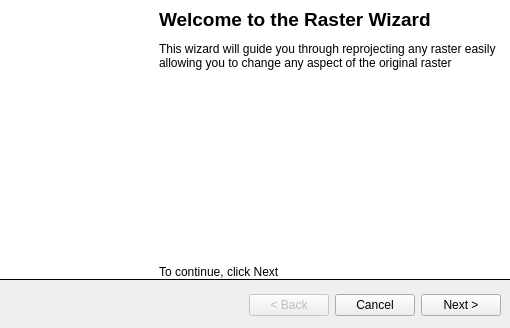
This is wizard.ui in stramel/drasterblaster as Qt 5 draws it before an edit. The edited form follows.
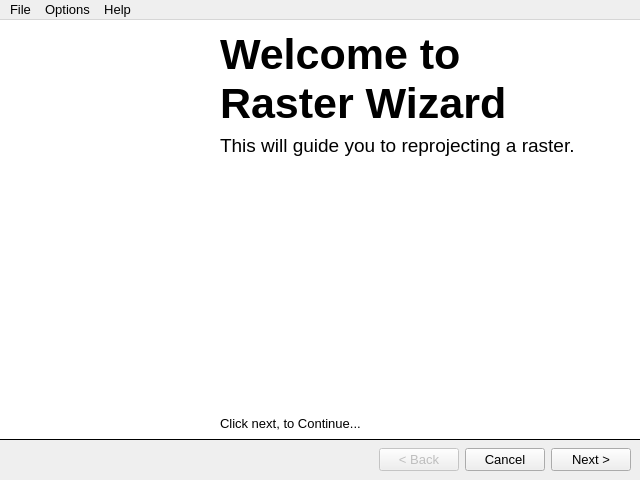
This is the edited form. Icons and pictures are not drawn.

```diff
--- a/wizard.ui
+++ b/wizard.ui
@@ -1,195 +1,280 @@
 <?xml version="1.0" encoding="UTF-8"?>
 <ui version="4.0">
  <class>Wizard</class>
- <widget class="QDialog" name="Wizard">
+ <widget class="QMainWindow" name="Wizard">
   <property name="geometry">
    <rect>
     <x>0</x>
     <y>0</y>
-    <width>510</width>
-    <height>328</height>
+    <width>640</width>
+    <height>480</height>
    </rect>
   </property>
   <property name="windowTitle">
    <string>Dialog</string>
   </property>
-  <widget class="QFrame" name="mainFrame">
-   <property name="enabled">
-    <bool>true</bool>
-   </property>
-   <property name="geometry">
-    <rect>
-     <x>-1</x>
-     <y>-1</y>
-     <width>511</width>
-     <height>281</height>
-    </rect>
-   </property>
-   <property name="styleSheet">
-    <string notr="true">background-color: #fff;</string>
-   </property>
-   <property name="frameShape">
-    <enum>QFrame::Panel</enum>
-   </property>
-   <property name="frameShadow">
-    <enum>QFrame::Plain</enum>
-   </property>
-   <widget class="QLabel" name="imgWizard">
+  <widget class="QWidget" name="centralwidget">
+   <widget class="QWidget" name="horizontalLayoutWidget">
     <property name="geometry">
      <rect>
-      <x>10</x>
-      <y>0</y>
-      <width>141</width>
-      <height>271</height>
+      <x>0</x>
+      <y>419</y>
+      <width>631</width>
+      <height>41</height>
      </rect>
     </property>
-    <property name="text">
-     <string/>
-    </property>
-    <property name="pixmap">
-     <pixmap resource="resources.qrc">:/Images/games-solve (1).png</pixmap>
-    </property>
-   </widget>
-   <widget class="QWidget" name="verticalLayoutWidget">
-    <property name="geometry">
-     <rect>
-      <x>160</x>
-      <y>-1</y>
-      <width>351</width>
-      <height>281</height>
-     </rect>
-    </property>
-    <layout class="QVBoxLayout" name="verticalLayout">
+    <layout class="QHBoxLayout" name="horizontalLayout">
      <item>
-      <spacer name="verticalSpacer_2">
+      <spacer name="horizontalSpacer">
        <property name="orientation">
-        <enum>Qt::Vertical</enum>
+        <enum>Qt::Horizontal</enum>
        </property>
-       <property name="sizeType">
-        <enum>QSizePolicy::Minimum</enum>
-       </property>
        <property name="sizeHint" stdset="0">
         <size>
-         <width>20</width>
-         <height>10</height>
+         <width>40</width>
+         <height>20</height>
         </size>
        </property>
       </spacer>
      </item>
      <item>
-      <widget class="QLabel" name="labelWelcome">
+      <widget class="QPushButton" name="btnBack">
+       <property name="enabled">
+        <bool>false</bool>
+       </property>
        <property name="font">
         <font>
-         <pointsize>14</pointsize>
-         <weight>75</weight>
-         <bold>true</bold>
+         <pointsize>10</pointsize>
         </font>
        </property>
        <property name="text">
-        <string>Welcome to the Raster Wizard</string>
+        <string>&lt; Back</string>
        </property>
-       <property name="wordWrap">
-        <bool>true</bool>
-       </property>
       </widget>
      </item>
      <item>
-      <spacer name="verticalSpacer_3">
-       <property name="orientation">
-        <enum>Qt::Vertical</enum>
+      <widget class="QPushButton" name="btnCancel">
+       <property name="font">
+        <font>
+         <pointsize>10</pointsize>
+        </font>
        </property>
-       <property name="sizeType">
-        <enum>QSizePolicy::Minimum</enum>
-       </property>
-       <property name="sizeHint" stdset="0">
-        <size>
-         <width>20</width>
-         <height>5</height>
-        </size>
-       </property>
-      </spacer>
-     </item>
-     <item>
-      <widget class="QLabel" name="labelDetails">
        <property name="text">
-        <string>This wizard will guide you through reprojecting any raster easily allowing you to change any aspect of the original raster</string>
+        <string>Cancel</string>
        </property>
-       <property name="wordWrap">
-        <bool>true</bool>
-       </property>
       </widget>
      </item>
      <item>
-      <spacer name="verticalSpacer">
-       <property name="orientation">
-        <enum>Qt::Vertical</enum>
+      <widget class="QPushButton" name="btnNext">
+       <property name="font">
+        <font>
+         <pointsize>10</pointsize>
+        </font>
        </property>
-       <property name="sizeHint" stdset="0">
-        <size>
-         <width>20</width>
-         <height>40</height>
-        </size>
-       </property>
-      </spacer>
-     </item>
-     <item>
-      <widget class="QLabel" name="labelContinue">
        <property name="text">
-        <string>To continue, click Next</string>
+        <string>Next &gt;</string>
        </property>
       </widget>
      </item>
     </layout>
    </widget>
+   <widget class="QStackedWidget" name="stackedWidget">
+    <property name="geometry">
+     <rect>
+      <x>-1</x>
+      <y>-1</y>
+      <width>642</width>
+      <height>421</height>
+     </rect>
+    </property>
+    <property name="styleSheet">
+     <string notr="true"/>
+    </property>
+    <property name="frameShape">
+     <enum>QFrame::Box</enum>
+    </property>
+    <property name="currentIndex">
+     <number>0</number>
+    </property>
+    <widget class="QWidget" name="WelcomeScreen">
+     <widget class="QLabel" name="label">
+      <property name="geometry">
+       <rect>
+        <x>40</x>
+        <y>10</y>
+        <width>131</width>
+        <height>401</height>
+       </rect>
+      </property>
+      <property name="text">
+       <string/>
+      </property>
+      <property name="pixmap">
+       <pixmap resource="resources.qrc">:/Images/wizard.png</pixmap>
+      </property>
+     </widget>
+     <widget class="QWidget" name="verticalLayoutWidget">
+      <property name="geometry">
+       <rect>
+        <x>220</x>
+        <y>10</y>
+        <width>421</width>
+        <height>401</height>
+       </rect>
+      </property>
+      <layout class="QVBoxLayout" name="verticalLayout">
+       <item>
+        <widget class="QLabel" name="label_2">
+         <property name="font">
+          <font>
+           <pointsize>32</pointsize>
+           <weight>75</weight>
+           <bold>true</bold>
+          </font>
+         </property>
+         <property name="text">
+          <string>Welcome to         Raster Wizard</string>
+         </property>
+         <property name="wordWrap">
+          <bool>true</bool>
+         </property>
+        </widget>
+       </item>
+       <item>
+        <widget class="QLabel" name="label_3">
+         <property name="font">
+          <font>
+           <pointsize>14</pointsize>
+          </font>
+         </property>
+         <property name="text">
+          <string>This will guide you to reprojecting a raster.</string>
+         </property>
+         <property name="wordWrap">
+          <bool>true</bool>
+         </property>
+        </widget>
+       </item>
+       <item>
+        <spacer name="verticalSpacer">
+         <property name="orientation">
+          <enum>Qt::Vertical</enum>
+         </property>
+         <property name="sizeHint" stdset="0">
+          <size>
+           <width>20</width>
+           <height>40</height>
+          </size>
+         </property>
+        </spacer>
+       </item>
+       <item>
+        <widget class="QLabel" name="label_4">
+         <property name="font">
+          <font>
+           <pointsize>10</pointsize>
+          </font>
+         </property>
+         <property name="text">
+          <string>Click next, to Continue...</string>
+         </property>
+        </widget>
+       </item>
+      </layout>
+     </widget>
+     <widget class="QFrame" name="frame">
+      <property name="geometry">
+       <rect>
+        <x>0</x>
+        <y>0</y>
+        <width>641</width>
+        <height>421</height>
+       </rect>
+      </property>
+      <property name="styleSheet">
+       <string notr="true">background-color:#fff;</string>
+      </property>
+      <property name="frameShape">
+       <enum>QFrame::NoFrame</enum>
+      </property>
+      <property name="frameShadow">
+       <enum>QFrame::Plain</enum>
+      </property>
+     </widget>
+     <zorder>frame</zorder>
+     <zorder>label</zorder>
+     <zorder>verticalLayoutWidget</zorder>
+    </widget>
+    <widget class="QWidget" name="page_2">
+     <widget class="QFrame" name="frame_2">
+      <property name="geometry">
+       <rect>
+        <x>-1</x>
+        <y>-1</y>
+        <width>642</width>
+        <height>51</height>
+       </rect>
+      </property>
+      <property name="styleSheet">
+       <string notr="true">background-color:#fff;</string>
+      </property>
+      <property name="frameShape">
+       <enum>QFrame::Box</enum>
+      </property>
+      <property name="frameShadow">
+       <enum>QFrame::Plain</enum>
+      </property>
+     </widget>
+    </widget>
+   </widget>
   </widget>
-  <widget class="QWidget" name="horizontalLayoutWidget">
+  <widget class="QMenuBar" name="menubar">
    <property name="geometry">
     <rect>
      <x>0</x>
-     <y>280</y>
-     <width>501</width>
-     <height>51</height>
+     <y>0</y>
+     <width>640</width>
+     <height>21</height>
     </rect>
    </property>
-   <layout class="QHBoxLayout" name="horizontalLayout">
-    <item>
-     <spacer name="horizontalSpacer">
-      <property name="orientation">
-       <enum>Qt::Horizontal</enum>
-      </property>
-      <property name="sizeHint" stdset="0">
-       <size>
-        <width>40</width>
-        <height>20</height>
-       </size>
-      </property>
-     </spacer>
-    </item>
-    <item>
-     <widget class="QPushButton" name="btnBack">
-      <property name="enabled">
-       <bool>false</bool>
-      </property>
-      <property name="text">
-       <string>&lt; Back</string>
-      </property>
-     </widget>
-    </item>
-    <item>
-     <widget class="QPushButton" name="btnCancel">
-      <property name="text">
-       <string>Cancel</string>
-      </property>
-     </widget>
-    </item>
-    <item>
-     <widget class="QPushButton" name="btnNext">
-      <property name="text">
-       <string>Next &gt;</string>
-      </property>
-     </widget>
-    </item>
-   </layout>
+   <property name="font">
+    <font>
+     <pointsize>10</pointsize>
+    </font>
+   </property>
+   <widget class="QMenu" name="menuFile">
+    <property name="title">
+     <string>File</string>
+    </property>
+    <addaction name="actionOpen"/>
+    <addaction name="actionSave_Reprojection"/>
+    <addaction name="separator"/>
+    <addaction name="actionSelection_Screen"/>
+    <addaction name="separator"/>
+    <addaction name="actionExit"/>
+   </widget>
+   <widget class="QMenu" name="menuOptions">
+    <property name="title">
+     <string>Options</string>
+    </property>
+    <addaction name="actionLoad_Projection_Info"/>
+    <addaction name="actionSave_Projection_Info"/>
+    <addaction name="separator"/>
+    <addaction name="actionToggle_Preview"/>
+   </widget>
+   <widget class="QMenu" name="menuHelp">
+    <property name="title">
+     <string>Help</string>
+    </property>
+    <addaction name="actionEdit_Author"/>
+    <addaction name="actionUser_Guide"/>
+    <addaction name="separator"/>
+    <addaction name="actionAbout_dRasterBlaster"/>
+    <addaction name="actionAbout_Qt"/>
+   </widget>
+   <addaction name="menuFile"/>
+   <addaction name="menuOptions"/>
+   <addaction name="menuHelp"/>
   </widget>
  </widget>
  <resources>
```
Left out of the diff: 57 changed lines with no effect on the pictures.
